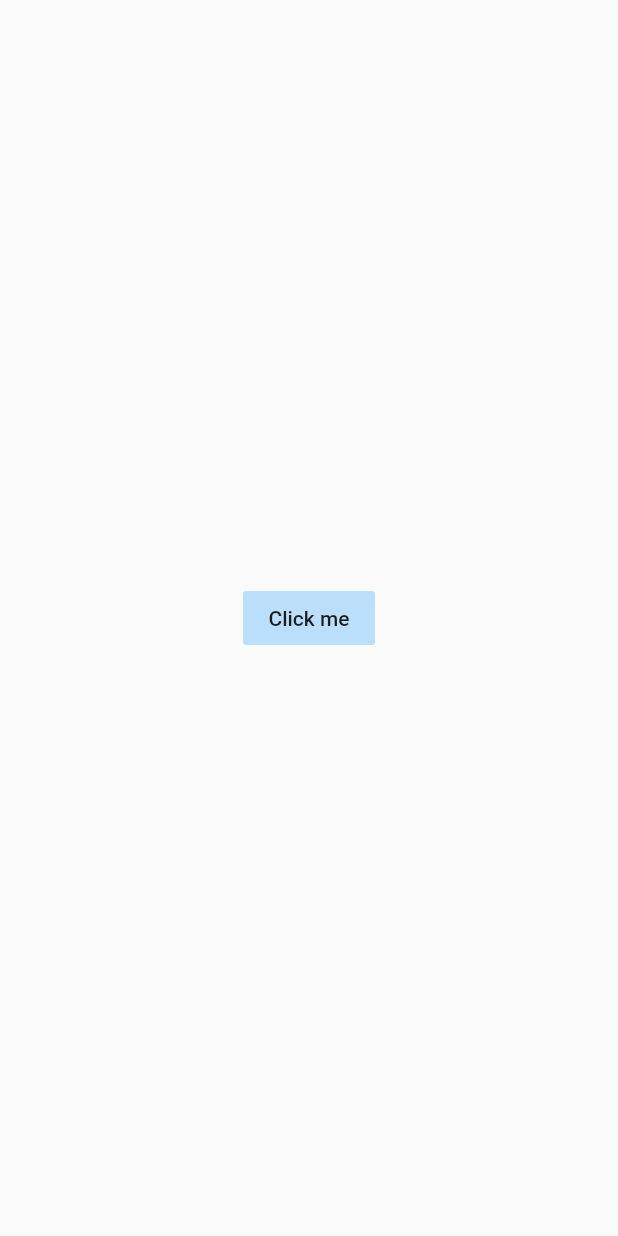
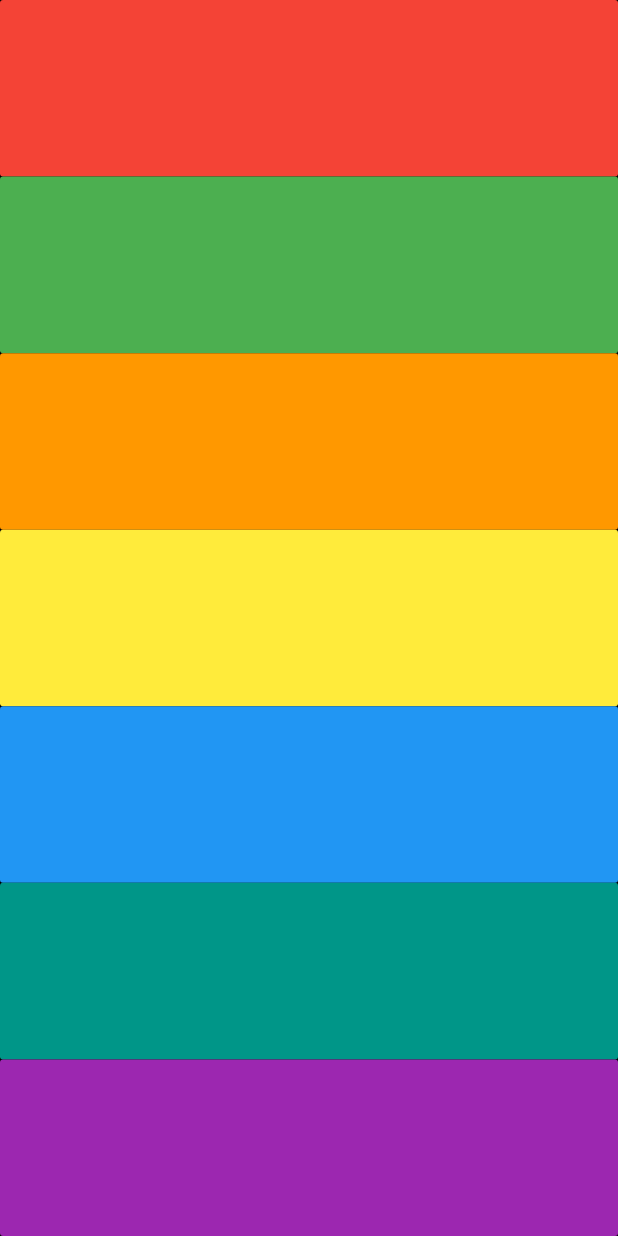
Before and after one commit to Uchencho/xylophone, a Flutter app: the screen it shows after launch, on a phone screen of 412 x 824 dp. Run offline on Flutter 3.47's test engine with Material 2 defaults, Android fonts, the phone set to English and light mode, and no system bars; our stand-ins replace audioplayers.

Commit message:
project completion

```diff
--- a/lib/main.dart
+++ b/lib/main.dart
@@ -4,20 +4,40 @@ import 'package:audioplayers/audio_cache.dart';
 void main() => runApp(XylophoneApp());
 
 class XylophoneApp extends StatelessWidget {
+  void playSound(int soundNumber) {
+    final player = AudioCache();
+    player.play('note$soundNumber.wav');
+  }
+
+  Widget buildKey({int soundNumber, Color c}) {
+    return Expanded(
+      child: FlatButton(
+        child: Text(''),
+        color: c,
+        onPressed: () {
+          playSound(soundNumber);
+        },
+      ),
+    );
+  }
+
   @override
   Widget build(BuildContext context) {
     return MaterialApp(
       home: Scaffold(
+        backgroundColor: Colors.black,
         body: SafeArea(
-          child: Center(
-            child: FlatButton(
-              child: Text('Click me'),
-              color: Colors.blue.shade100,
-              onPressed: () {
-                final player = AudioCache();
-                player.play('note1.wav');
-              },
-            ),
+          child: Column(
+            crossAxisAlignment: CrossAxisAlignment.stretch,
+            children: [
+              buildKey(soundNumber: 1, c: Colors.red),
+              buildKey(soundNumber: 2, c: Colors.green),
+              buildKey(soundNumber: 3, c: Colors.orange),
+              buildKey(soundNumber: 4, c: Colors.yellow),
+              buildKey(soundNumber: 5, c: Colors.blue),
+              buildKey(soundNumber: 6, c: Colors.teal),
+              buildKey(soundNumber: 7, c: Colors.purple),
+            ],
           ),
         ),
       ),
```
